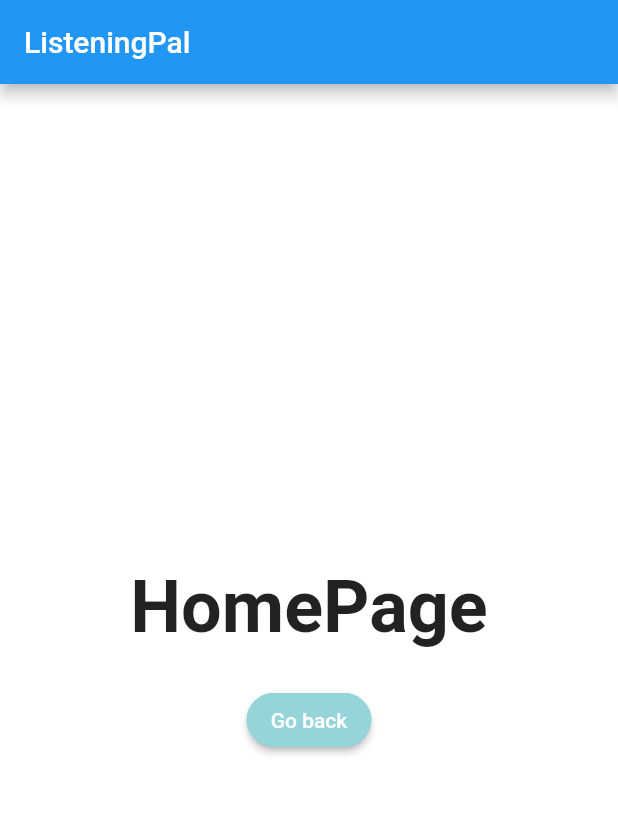
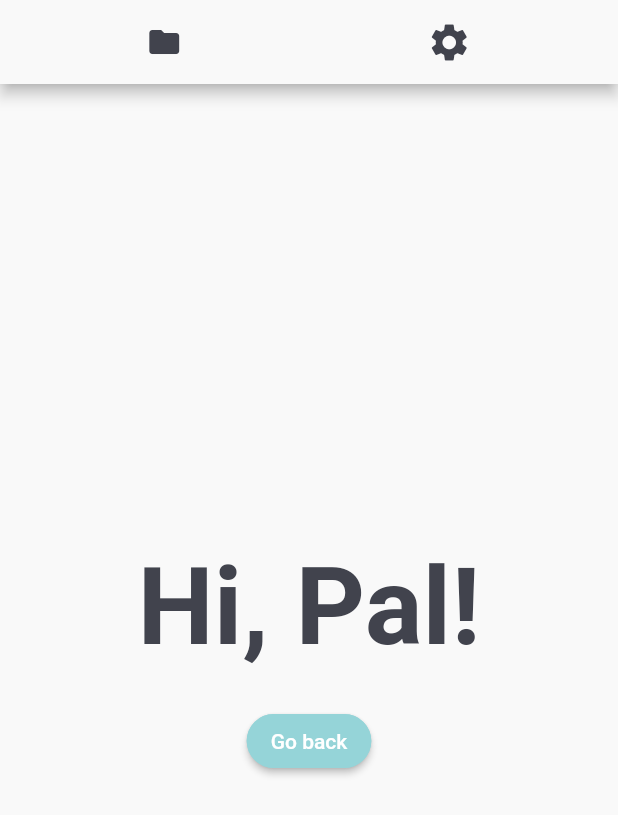
Before and after one commit to voelkc/listening-pal, a Flutter app: the screen it shows after launch, after a tap on "Skip", on a phone screen of 412 x 824 dp. Shown: the top 815 px of the screen. Run offline on Flutter 3.47's test engine with Material 2 defaults, Android fonts, the phone set to English and light mode, and no system bars; our stand-ins replace google_fonts, introduction_screen; Roboto replaces fonts that are missing (Dongle).

Commit message:
some styling updates to match with figma

```diff
--- a/testing_raiham/lib/main.dart
+++ b/testing_raiham/lib/main.dart
@@ -1,6 +1,10 @@
 import 'package:flutter/material.dart';
 // import 'package:onboarding/onboarding.dart';
 import 'pages/onboarding.dart';
+
+import 'package:http/http.dart' as http;
+import 'package:google_fonts/google_fonts.dart';
+
 
 void main() {
   runApp(MyApp());
@@ -13,9 +17,16 @@ class MyApp extends StatelessWidget {
         debugShowCheckedModeBanner: false,
         title: title,
         theme: ThemeData(
-            scaffoldBackgroundColor: Color.fromARGB(1, 249, 249, 249),
+            scaffoldBackgroundColor: Color(0xffF9F9F9),
             primaryColor: Color.fromRGBO(149, 212, 216, 1),
-            primarySwatch: Colors.blue),
+            secondaryHeaderColor: Color(0xff41434D) ,
+            primarySwatch: Colors.blue,
+          textTheme: const TextTheme(
+            headline1: TextStyle(fontSize: 72.0, fontWeight: FontWeight.bold, color:Color(0xff41434D)),
+            headline6: TextStyle(fontSize: 36.0, fontStyle: FontStyle.italic, color:Color(0xff41434D)),
+            bodyText2: TextStyle(fontSize: 14.0, fontFamily: 'Hind', color:Color(0xff41434D)),
+          ),
+        ),
         home: OnboardingPage(),
       );
   // final onboardingPagesList = [
--- a/testing_raiham/lib/pages/home.dart
+++ b/testing_raiham/lib/pages/home.dart
@@ -1,4 +1,5 @@
 import 'package:flutter/material.dart';
+import 'package:google_fonts/google_fonts.dart';
 import '../main.dart';
 import './onboarding.dart';
 
@@ -6,15 +7,32 @@ class HomePage extends StatelessWidget {
   @override
   Widget build(BuildContext context) => Scaffold(
         appBar: AppBar(
-          title: Text(MyApp.title),
+            backgroundColor:  Theme.of(context).scaffoldBackgroundColor,
+          title: Row(
+            mainAxisAlignment: MainAxisAlignment.spaceAround,
+            children: const <Widget>[
+              Icon(
+                Icons.folder,
+                color:  Color(0xff41434D),
+                size: 24.0,
+                semanticLabel: 'Text to announce in accessibility modes',
+              ),
+              Icon(
+                Icons.settings,
+                color: Color(0xff41434D),
+                size: 30.0,
+              ),
+            ],
+          )
         ),
         body: Center(
           child: Column(
             mainAxisAlignment: MainAxisAlignment.center,
             children: [
               Text(
-                'HomePage',
-                style: TextStyle(fontSize: 48, fontWeight: FontWeight.bold),
+                'Hi, Pal!',
+                //style: TextStyle(fontSize: 48, fontWeight: FontWeight.bold),
+                style: GoogleFonts.dongle( textStyle:Theme.of(context).textTheme.headline1),
               ),
               const SizedBox(height: 24),
               ElevatedButton(
--- a/testing_raiham/pubspec.yaml
+++ b/testing_raiham/pubspec.yaml
@@ -37,6 +37,10 @@ dependencies:
   introduction_screen: ^2.1.0
 
   onboarding: ^2.1.0
+
+  http: ^0.13.4
+
+  google_fonts: ^2.3.1
 
 dev_dependencies:
   flutter_test:
```
Also changed, not shown: testing_raiham/lib/pages/callpage.dart (added), testing_raiham/pubspec.lock, 6 other files.
